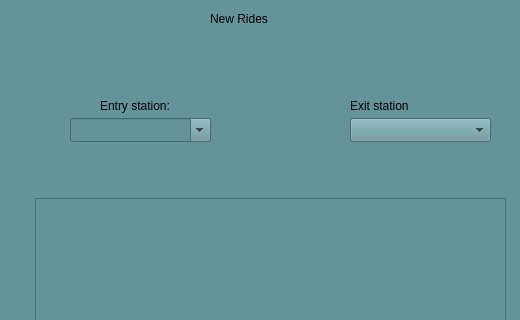
First picture: the form in omar qt/QtWidgetsApplication3.ui, repository MohammedNaser28/SP_metro_system, before the edit; both pictures show x 0 to 520 and y 82 to 402 of the 800 by 800 pixel window.
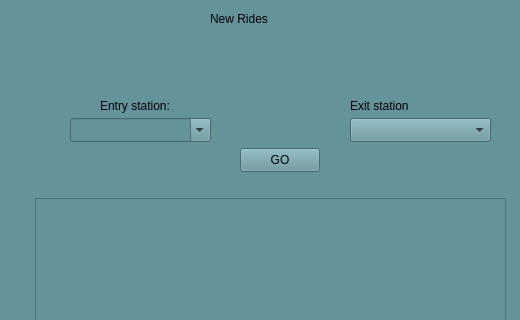
Second picture: the form after the edit. The open tabs and pages were chosen to show the change. Icons and pictures are not drawn.

Commit message: yarab elt3deel yosal sah

Patch:
```diff
--- a/omar qt/QtWidgetsApplication3.ui
+++ b/omar qt/QtWidgetsApplication3.ui
@@ -234,6 +234,19 @@
         </rect>
        </property>
       </widget>
+      <widget class="QPushButton" name="confirmride">
+       <property name="geometry">
+        <rect>
+         <x>230</x>
+         <y>190</y>
+         <width>80</width>
+         <height>24</height>
+        </rect>
+       </property>
+       <property name="text">
+        <string>GO</string>
+       </property>
+      </widget>
      </widget>
      <widget class="QPushButton" name="back4">
       <property name="geometry">
```
The commit also changes 1 other file.
